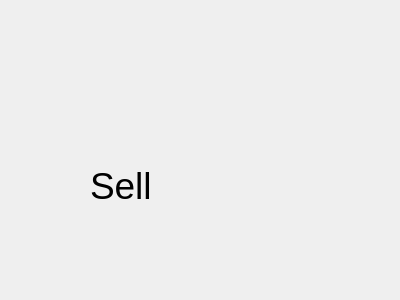
Above: sellform.ui from PranaySPatil/Art-Store-Management-System before the change. Below: the same form after it.
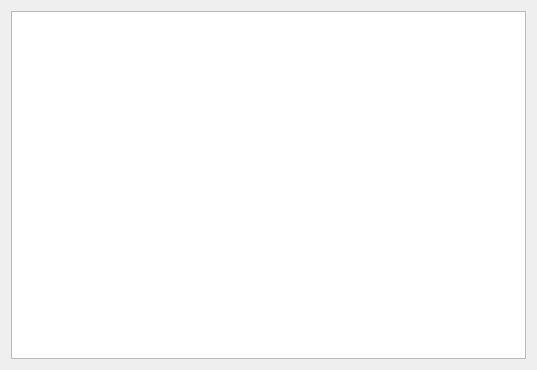
That is the form after the change.

What changed in the file:
```diff
--- a/sellform.ui
+++ b/sellform.ui
@@ -6,8 +6,8 @@
    <rect>
     <x>0</x>
     <y>0</y>
-    <width>400</width>
-    <height>300</height>
+    <width>537</width>
+    <height>370</height>
    </rect>
   </property>
   <property name="font">
@@ -18,19 +18,11 @@
   <property name="windowTitle">
    <string>Form</string>
   </property>
-  <widget class="QLabel" name="label">
-   <property name="geometry">
-    <rect>
-     <x>90</x>
-     <y>150</y>
-     <width>211</width>
-     <height>71</height>
-    </rect>
-   </property>
-   <property name="text">
-    <string>Sell</string>
-   </property>
-  </widget>
+  <layout class="QGridLayout" name="gridLayout">
+   <item row="0" column="0">
+    <widget class="QListWidget" name="listWidgetSell"/>
+   </item>
+  </layout>
  </widget>
  <resources/>
  <connections/>
```
